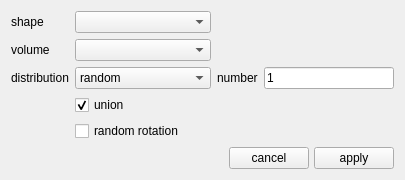
truongd8593/mfix, file gui/uifiles/distributed.ui: the form before one commit.
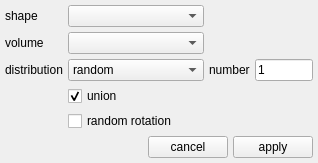
The form after the commit.

The edit to the form file:
```diff
--- a/gui/uifiles/distributed.ui
+++ b/gui/uifiles/distributed.ui
@@ -6,14 +6,20 @@
    <rect>
     <x>0</x>
     <y>0</y>
-    <width>405</width>
-    <height>172</height>
+    <width>318</width>
+    <height>152</height>
    </rect>
   </property>
   <property name="windowTitle">
    <string>Form</string>
   </property>
   <layout class="QGridLayout" name="gridLayout">
+   <property name="margin">
+    <number>5</number>
+   </property>
+   <property name="spacing">
+    <number>5</number>
+   </property>
    <item row="2" column="3">
     <widget class="QLineEdit" name="lineedit_number">
      <property name="text">
```
